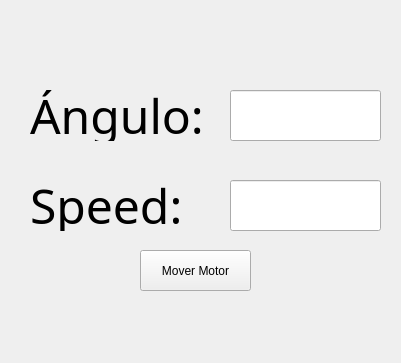
First picture: the form in StepperControlV2/menu.ui, repository parotlab/Optomechanics, before the edit.
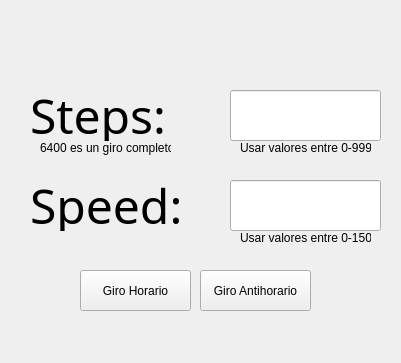
Second picture: the form after the edit.

Patch:
```diff
--- a/StepperControlV2/menu.ui
+++ b/StepperControlV2/menu.ui
@@ -35,7 +35,7 @@
     </font>
    </property>
    <property name="text">
-    <string>Ángulo: </string>
+    <string>Steps: </string>
    </property>
   </widget>
   <widget class="QLabel" name="label2">
@@ -104,29 +104,81 @@
   <widget class="QPushButton" name="button">
    <property name="geometry">
     <rect>
-     <x>140</x>
-     <y>250</y>
+     <x>80</x>
+     <y>270</y>
      <width>111</width>
      <height>41</height>
     </rect>
    </property>
    <property name="text">
-    <string>Mover Motor</string>
+    <string>Giro Horario</string>
    </property>
   </widget>
   <widget class="QLabel" name="texto">
    <property name="geometry">
     <rect>
-     <x>70</x>
+     <x>100</x>
      <y>320</y>
-     <width>271</width>
-     <height>16</height>
+     <width>191</width>
+     <height>31</height>
     </rect>
    </property>
    <property name="text">
     <string/>
    </property>
   </widget>
+  <widget class="QPushButton" name="bcclock">
+   <property name="geometry">
+    <rect>
+     <x>200</x>
+     <y>270</y>
+     <width>111</width>
+     <height>41</height>
+    </rect>
+   </property>
+   <property name="text">
+    <string>Giro Antihorario</string>
+   </property>
+  </widget>
+  <widget class="QLabel" name="label">
+   <property name="geometry">
+    <rect>
+     <x>40</x>
+     <y>140</y>
+     <width>131</width>
+     <height>16</height>
+    </rect>
+   </property>
+   <property name="text">
+    <string>6400 es un giro completo</string>
+   </property>
+  </widget>
+  <widget class="QLabel" name="label_2">
+   <property name="geometry">
+    <rect>
+     <x>240</x>
+     <y>140</y>
+     <width>131</width>
+     <height>16</height>
+    </rect>
+   </property>
+   <property name="text">
+    <string>Usar valores entre 0-9999</string>
+   </property>
+  </widget>
+  <widget class="QLabel" name="label_3">
+   <property name="geometry">
+    <rect>
+     <x>240</x>
+     <y>230</y>
+     <width>131</width>
+     <height>16</height>
+    </rect>
+   </property>
+   <property name="text">
+    <string>Usar valores entre 0-150</string>
+   </property>
+  </widget>
  </widget>
  <resources/>
  <connections/>
```
Left out of the diff: 2 changed lines with no effect on the pictures.
